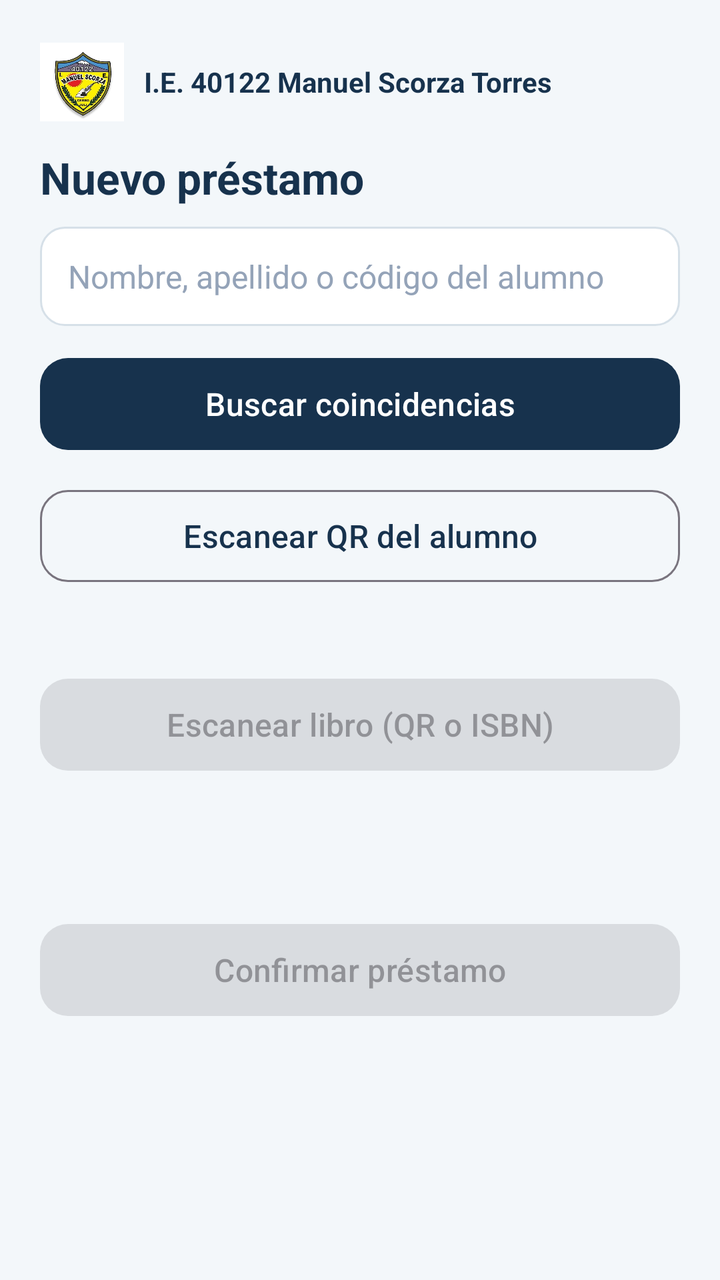
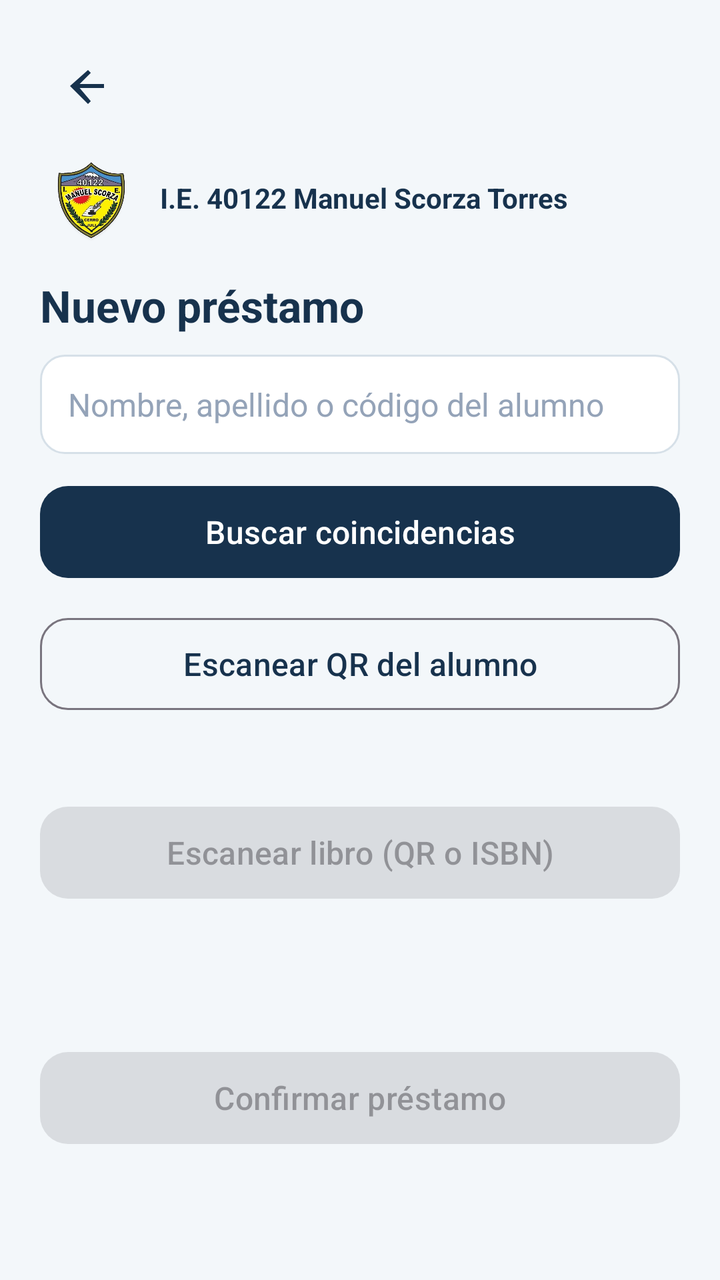

Compare the two renders of this Android layout. The source of the first and the diff that turns it into the second are given below.
<!-- AndroidManifest.xml: application theme Theme.BiblioScorza -->
<!-- res/layout/activity_prestamo.xml -->
<?xml version="1.0" encoding="utf-8"?>
<ScrollView xmlns:android="http://schemas.android.com/apk/res/android"
    android:layout_width="match_parent" android:layout_height="match_parent">
    <LinearLayout android:layout_width="match_parent" android:layout_height="wrap_content"
        android:orientation="vertical" android:padding="20dp">
        <include layout="@layout/header_brand" />
        <TextView style="@style/BsTitle" android:layout_width="wrap_content" android:layout_height="wrap_content" android:text="Nuevo préstamo" />
        <AutoCompleteTextView android:id="@+id/etAlumno" style="@style/BsInput"
            android:hint="Nombre, apellido o código del alumno" android:inputType="text"
            android:completionThreshold="2" android:singleLine="true" android:imeOptions="actionSearch" />
        <Button android:id="@+id/btnBuscarAlumno" style="@style/BsButton" android:text="Buscar coincidencias" />
        <Button android:id="@+id/btnScanAlumno" style="@style/BsButtonOutline" android:text="Escanear QR del alumno" />
        <TextView android:id="@+id/tvAlumno" style="@style/BsText" android:textStyle="bold" />
        <Button android:id="@+id/btnScanLibro" style="@style/BsButton" android:text="Escanear libro (QR o ISBN)" android:enabled="false" />
        <TextView android:id="@+id/tvItems" style="@style/BsText" />
        <TextView android:id="@+id/tvMsg" style="@style/BsText" />
        <Button android:id="@+id/btnConfirmar" style="@style/BsButton" android:text="Confirmar préstamo" android:enabled="false" />
    </LinearLayout>
</ScrollView>
<!-- res/layout/header_brand.xml (included above) -->
<?xml version="1.0" encoding="utf-8"?>
<LinearLayout xmlns:android="http://schemas.android.com/apk/res/android"
    android:layout_width="match_parent"
    android:layout_height="wrap_content"
    android:gravity="center_vertical"
    android:orientation="horizontal"
    android:paddingBottom="12dp">

    <ImageView
        android:layout_width="42dp"
        android:layout_height="42dp"
        android:adjustViewBounds="true"
        android:contentDescription="Escudo de la I.E. 40122 Manuel Scorza Torres"
        android:scaleType="fitCenter"
        android:src="@drawable/escudo_colegio" />

    <TextView
        android:layout_width="0dp"
        android:layout_height="wrap_content"
        android:layout_marginStart="10dp"
        android:layout_weight="1"
        android:text="I.E. 40122 Manuel Scorza Torres"
        android:textColor="#17324D"
        android:textSize="14sp"
        android:textStyle="bold" />
</LinearLayout>
<!-- resources referenced by this layout -->
<resources>
  <!-- drawable escudo_colegio: png bitmap (drawable-nodpi, 203199 bytes) -->
  <style name="BsButton" parent="Widget.Material3.Button">
          <item name="android:layout_width">match_parent</item>
          <item name="android:layout_height">54dp</item>
          <item name="android:layout_marginTop">12dp</item>
          <item name="android:textSize">16sp</item>
          <item name="cornerRadius">14dp</item>
      </style>
  <style name="BsButtonOutline" parent="Widget.Material3.Button.OutlinedButton">
          <item name="android:layout_width">match_parent</item>
          <item name="android:layout_height">54dp</item>
          <item name="android:layout_marginTop">12dp</item>
          <item name="android:textSize">16sp</item>
          <item name="cornerRadius">14dp</item>
      </style>
  <style name="BsInput">
          <item name="android:layout_width">match_parent</item>
          <item name="android:layout_height">wrap_content</item>
          <item name="android:background">@drawable/input_bg</item>
          <item name="android:padding">14dp</item>
          <item name="android:layout_marginTop">10dp</item>
          <item name="android:textSize">16sp</item>
          <item name="android:textColor">#1E293B</item>
          <item name="android:textColorHint">#94A3B8</item>
      </style>
  <style name="BsText">
          <item name="android:layout_width">match_parent</item>
          <item name="android:layout_height">wrap_content</item>
          <item name="android:layout_marginTop">8dp</item>
          <item name="android:textSize">15sp</item>
          <item name="android:textColor">#1E293B</item>
      </style>
  <style name="BsTitle">
          <item name="android:textSize">22sp</item>
          <item name="android:textStyle">bold</item>
          <item name="android:textColor">#17324D</item>
      </style>
  <style name="Theme.BiblioScorza" parent="Theme.Material3.Light.NoActionBar">
          <item name="colorPrimary">#17324D</item>
          <item name="colorOnPrimary">#FFFFFF</item>
          <item name="colorSecondary">#168C83</item>
          <item name="android:statusBarColor">#10263A</item>
          <item name="android:navigationBarColor">#F3F7FA</item>
          <item name="android:windowLightNavigationBar">true</item>
          <item name="android:windowBackground">#F3F7FA</item>
      </style>
  <!-- drawable input_bg (drawable) -->
  <?xml version="1.0" encoding="utf-8"?>
  <shape xmlns:android="http://schemas.android.com/apk/res/android" android:shape="rectangle">
      <solid android:color="#FFFFFF" />
      <stroke android:width="1dp" android:color="#D6E0E8" />
      <corners android:radius="12dp" />
  </shape>
</resources>

<!-- the commit's change to res/layout/activity_prestamo.xml (unified diff, before → after) -->
@@ -3,6 +3,7 @@
     android:layout_width="match_parent" android:layout_height="match_parent">
     <LinearLayout android:layout_width="match_parent" android:layout_height="wrap_content"
         android:orientation="vertical" android:padding="20dp">
+        <include layout="@layout/view_back_button" />
         <include layout="@layout/header_brand" />
         <TextView style="@style/BsTitle" android:layout_width="wrap_content" android:layout_height="wrap_content" android:text="Nuevo préstamo" />
         <AutoCompleteTextView android:id="@+id/etAlumno" style="@style/BsInput"
@@ -17,6 +18,18 @@
         <Button android:id="@+id/btnConfirmar" style="@style/BsButton" android:text="Confirmar préstamo" android:enabled="false" />
     </LinearLayout>
 </ScrollView>
+<!-- res/layout/view_back_button.xml (included above) -->
+<?xml version="1.0" encoding="utf-8"?>
+<ImageButton xmlns:android="http://schemas.android.com/apk/res/android"
+    android:id="@+id/btnVolver"
+    android:layout_width="48dp"
+    android:layout_height="48dp"
+    android:layout_marginBottom="4dp"
+    android:background="?attr/selectableItemBackgroundBorderless"
+    android:contentDescription="Volver"
+    android:padding="12dp"
+    android:src="@drawable/ic_arrow_back"
+    android:tint="#17324D" />
 <!-- res/layout/header_brand.xml (included above) -->
 <?xml version="1.0" encoding="utf-8"?>
 <LinearLayout xmlns:android="http://schemas.android.com/apk/res/android"
@@ -27,12 +40,12 @@
     android:paddingBottom="12dp">
 
     <ImageView
-        android:layout_width="42dp"
-        android:layout_height="42dp"
+        android:layout_width="50dp"
+        android:layout_height="54dp"
         android:adjustViewBounds="true"
         android:contentDescription="Escudo de la I.E. 40122 Manuel Scorza Torres"
         android:scaleType="fitCenter"
-        android:src="@drawable/escudo_colegio" />
+        android:src="@drawable/escudo_colegio_transparente" />
 
     <TextView
         android:layout_width="0dp"
<!-- resource entries referenced after the edit -->
@@ -1,6 +1,13 @@
 <!-- resources referenced by this layout -->
 <resources>
-  <!-- drawable escudo_colegio: png bitmap (drawable-nodpi, 203199 bytes) -->
+  <!-- drawable escudo_colegio_transparente: png bitmap (drawable-nodpi, 236749 bytes) -->
+  <!-- drawable ic_arrow_back (drawable) -->
+  <vector xmlns:android="http://schemas.android.com/apk/res/android"
+      android:width="24dp" android:height="24dp"
+      android:viewportWidth="24" android:viewportHeight="24">
+      <path android:fillColor="#FF000000"
+          android:pathData="M20,12v-2H7.83l5.59,-5.59L12,3l-9,8 9,9 1.41,-1.41L7.83,12H20z" />
+  </vector>
   <style name="BsButton" parent="Widget.Material3.Button">
           <item name="android:layout_width">match_parent</item>
           <item name="android:layout_height">54dp</item>
